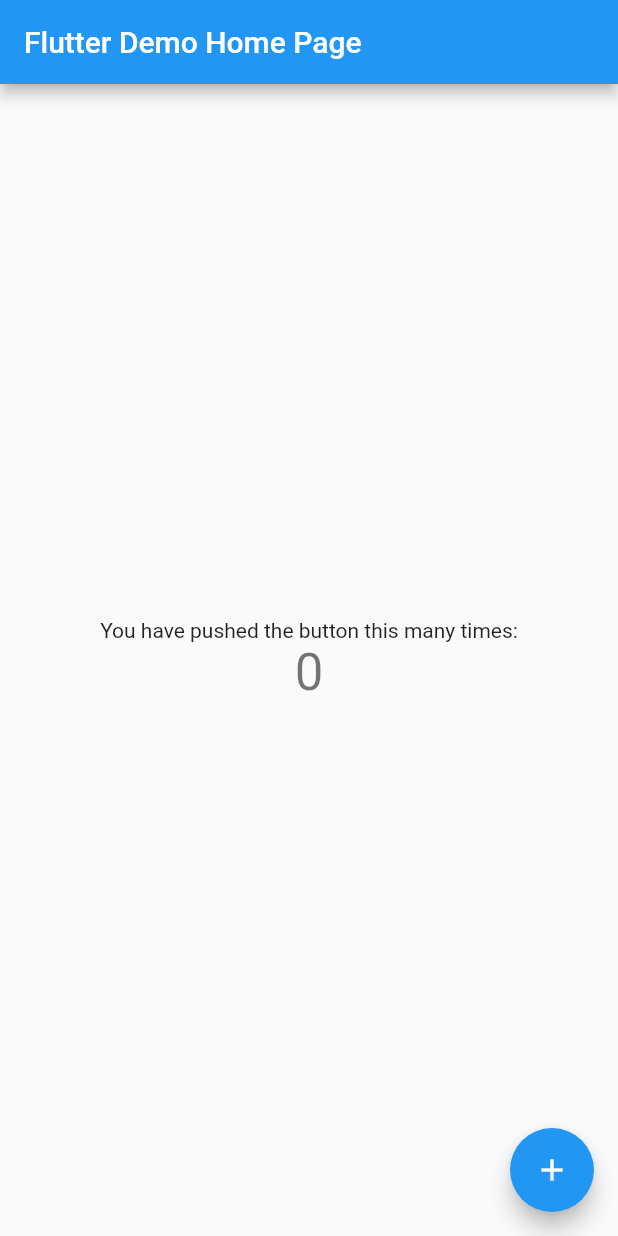
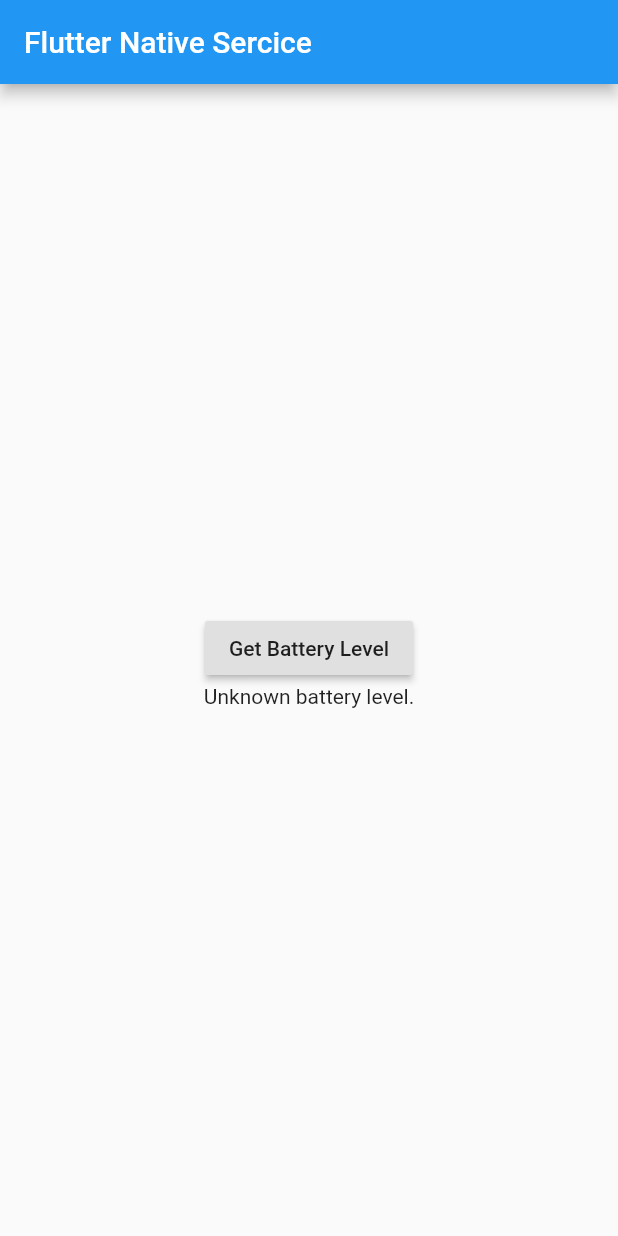
Before and after one commit to alfitra20/flutter-battery-level, a Flutter app: the screen it shows after launch, on a phone screen of 412 x 824 dp. Run offline on Flutter 3.47's test engine with Material 2 defaults, Android fonts, the phone set to English and light mode, and no system bars.

Commit message:
Add native code and methodchannel handler

```diff
--- a/lib/main.dart
+++ b/lib/main.dart
@@ -1,3 +1,5 @@
+import 'dart:async';
+import 'package:flutter/services.dart';
 import 'package:flutter/material.dart';
 
 void main() => runApp(MyApp());
@@ -9,103 +11,60 @@ class MyApp extends StatelessWidget {
     return MaterialApp(
       title: 'Flutter Demo',
       theme: ThemeData(
-        // This is the theme of your application.
-        //
-        // Try running your application with "flutter run". You'll see the
-        // application has a blue toolbar. Then, without quitting the app, try
-        // changing the primarySwatch below to Colors.green and then invoke
-        // "hot reload" (press "r" in the console where you ran "flutter run",
-        // or simply save your changes to "hot reload" in a Flutter IDE).
-        // Notice that the counter didn't reset back to zero; the application
-        // is not restarted.
+
         primarySwatch: Colors.blue,
       ),
-      home: MyHomePage(title: 'Flutter Demo Home Page'),
+      home: MyHomePage(),
     );
   }
 }
 
 class MyHomePage extends StatefulWidget {
-  MyHomePage({Key key, this.title}) : super(key: key);
-
-  // This widget is the home page of your application. It is stateful, meaning
-  // that it has a State object (defined below) that contains fields that affect
-  // how it looks.
-
-  // This class is the configuration for the state. It holds the values (in this
-  // case the title) provided by the parent (in this case the App widget) and
-  // used by the build method of the State. Fields in a Widget subclass are
-  // always marked "final".
-
-  final String title;
 
   @override
   _MyHomePageState createState() => _MyHomePageState();
 }
 
 class _MyHomePageState extends State<MyHomePage> {
-  int _counter = 0;
+  static const platform = const MethodChannel('influenzanet.flutter.dev/battery');
 
-  void _incrementCounter() {
+  String _batteryLevel = 'Unknown battery level.';
+
+  Future<void> _getBatteryLevel() async {
+    String batteryLevel;
+    try {
+      final int result = await platform.invokeMethod('getBatteryLevel');
+      batteryLevel = "Battery Level at $result";
+    } on PlatformException catch (e) {
+      batteryLevel = "Error on getting the result cause: ${e.message} ";
+    }
+
     setState(() {
-      // This call to setState tells the Flutter framework that something has
-      // changed in this State, which causes it to rerun the build method below
-      // so that the display can reflect the updated values. If we changed
-      // _counter without calling setState(), then the build method would not be
-      // called again, and so nothing would appear to happen.
-      _counter++;
+      _batteryLevel = batteryLevel;
     });
   }
 
+
+
+
   @override
   Widget build(BuildContext context) {
-    // This method is rerun every time setState is called, for instance as done
-    // by the _incrementCounter method above.
-    //
-    // The Flutter framework has been optimized to make rerunning build methods
-    // fast, so that you can just rebuild anything that needs updating rather
-    // than having to individually change instances of widgets.
-    return Scaffold(
+     return Scaffold(
       appBar: AppBar(
-        // Here we take the value from the MyHomePage object that was created by
-        // the App.build method, and use it to set our appbar title.
-        title: Text(widget.title),
+        title: Text("Flutter Native Sercice"),
       ),
       body: Center(
-        // Center is a layout widget. It takes a single child and positions it
-        // in the middle of the parent.
         child: Column(
-          // Column is also layout widget. It takes a list of children and
-          // arranges them vertically. By default, it sizes itself to fit its
-          // children horizontally, and tries to be as tall as its parent.
-          //
-          // Invoke "debug painting" (press "p" in the console, choose the
-          // "Toggle Debug Paint" action from the Flutter Inspector in Android
-          // Studio, or the "Toggle Debug Paint" command in Visual Studio Code)
-          // to see the wireframe for each widget.
-          //
-          // Column has various properties to control how it sizes itself and
-          // how it positions its children. Here we use mainAxisAlignment to
-          // center the children vertically; the main axis here is the vertical
-          // axis because Columns are vertical (the cross axis would be
-          // horizontal).
           mainAxisAlignment: MainAxisAlignment.center,
           children: <Widget>[
-            Text(
-              'You have pushed the button this many times:',
+            RaisedButton(
+            child: Text('Get Battery Level'),
+            onPressed: _getBatteryLevel,
             ),
-            Text(
-              '$_counter',
-              style: Theme.of(context).textTheme.display1,
-            ),
+           Text(_batteryLevel),
           ],
         ),
       ),
-      floatingActionButton: FloatingActionButton(
-        onPressed: _incrementCounter,
-        tooltip: 'Increment',
-        child: Icon(Icons.add),
-      ), // This trailing comma makes auto-formatting nicer for build methods.
     );
   }
 }
```
Also changed, not shown: 4 other files.
